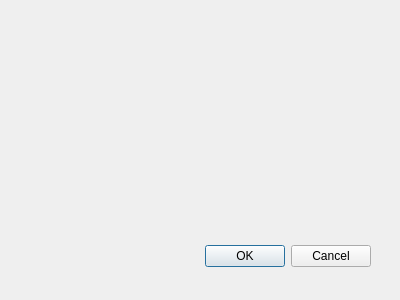
The window that newfiledialog.ui (adam-zielonka/paintAZ) describes before a commit, drawn with Qt 5.
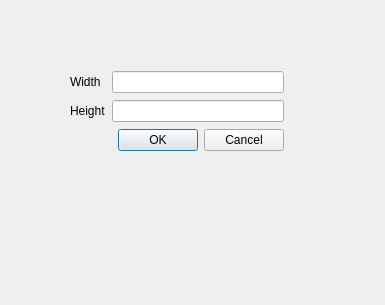
The same window after the commit.

Diff of the .ui file:
```diff
--- a/newfiledialog.ui
+++ b/newfiledialog.ui
@@ -8,28 +8,54 @@
    <rect>
     <x>0</x>
     <y>0</y>
-    <width>400</width>
-    <height>300</height>
+    <width>385</width>
+    <height>305</height>
    </rect>
   </property>
   <property name="windowTitle">
    <string>Dialog</string>
   </property>
-  <widget class="QDialogButtonBox" name="buttonBox">
+  <widget class="QWidget" name="">
    <property name="geometry">
     <rect>
-     <x>30</x>
-     <y>240</y>
-     <width>341</width>
-     <height>32</height>
+     <x>70</x>
+     <y>70</y>
+     <width>214</width>
+     <height>83</height>
     </rect>
    </property>
-   <property name="orientation">
-    <enum>Qt::Horizontal</enum>
-   </property>
-   <property name="standardButtons">
-    <set>QDialogButtonBox::Cancel|QDialogButtonBox::Ok</set>
-   </property>
+   <layout class="QGridLayout" name="gridLayout">
+    <item row="0" column="0">
+     <widget class="QLabel" name="label">
+      <property name="text">
+       <string>Width</string>
+      </property>
+     </widget>
+    </item>
+    <item row="2" column="1">
+     <widget class="QLineEdit" name="lineEditHeight"/>
+    </item>
+    <item row="2" column="0">
+     <widget class="QLabel" name="label_2">
+      <property name="text">
+       <string>Height</string>
+      </property>
+     </widget>
+    </item>
+    <item row="0" column="1">
+     <widget class="QLineEdit" name="lineEditWidth"/>
+    </item>
+    <item row="3" column="1">
+     <widget class="QDialogButtonBox" name="buttonBox">
+      <property name="orientation">
+       <enum>Qt::Horizontal</enum>
+      </property>
+      <property name="standardButtons">
+       <set>QDialogButtonBox::Cancel|QDialogButtonBox::Ok</set>
+      </property>
+     </widget>
+    </item>
+   </layout>
   </widget>
  </widget>
  <pixmapfunction/>
```
Left out of the diff: 15 changed lines with no effect on the pictures.
